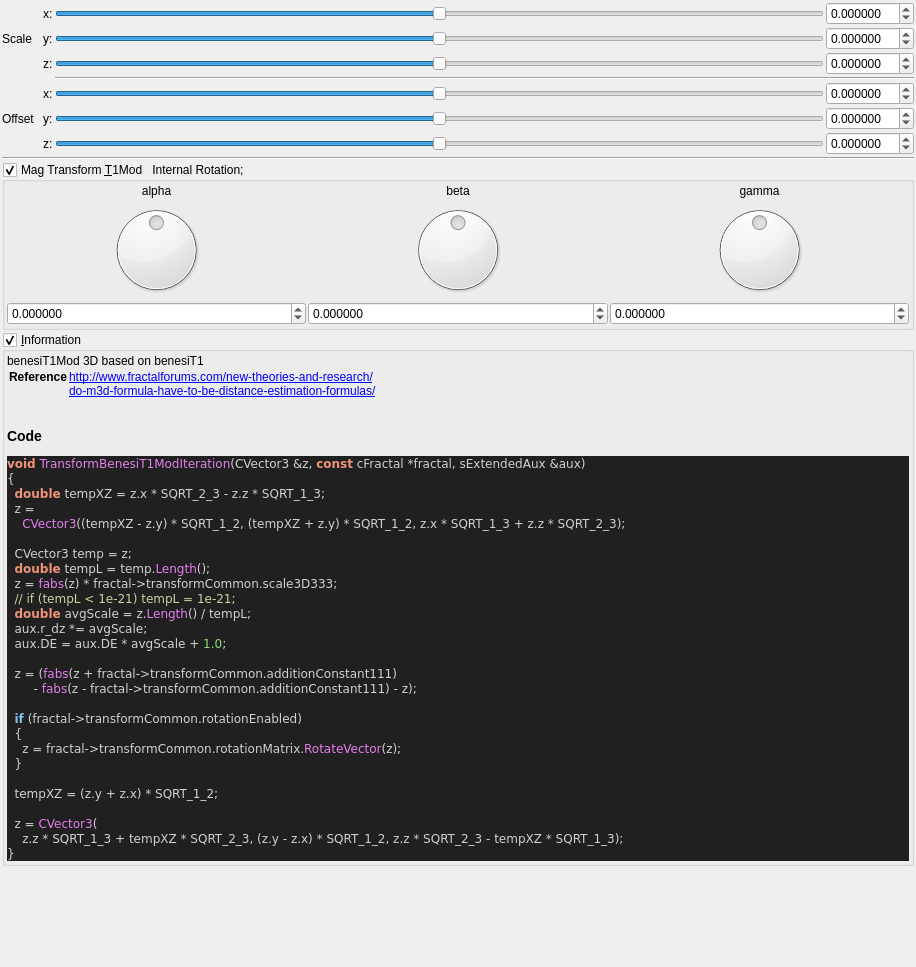
buddhi1980/mandelbulber2, file mandelbulber2/qt_data/fractal_transf_benesi_T1Mod.ui: the form before one commit.
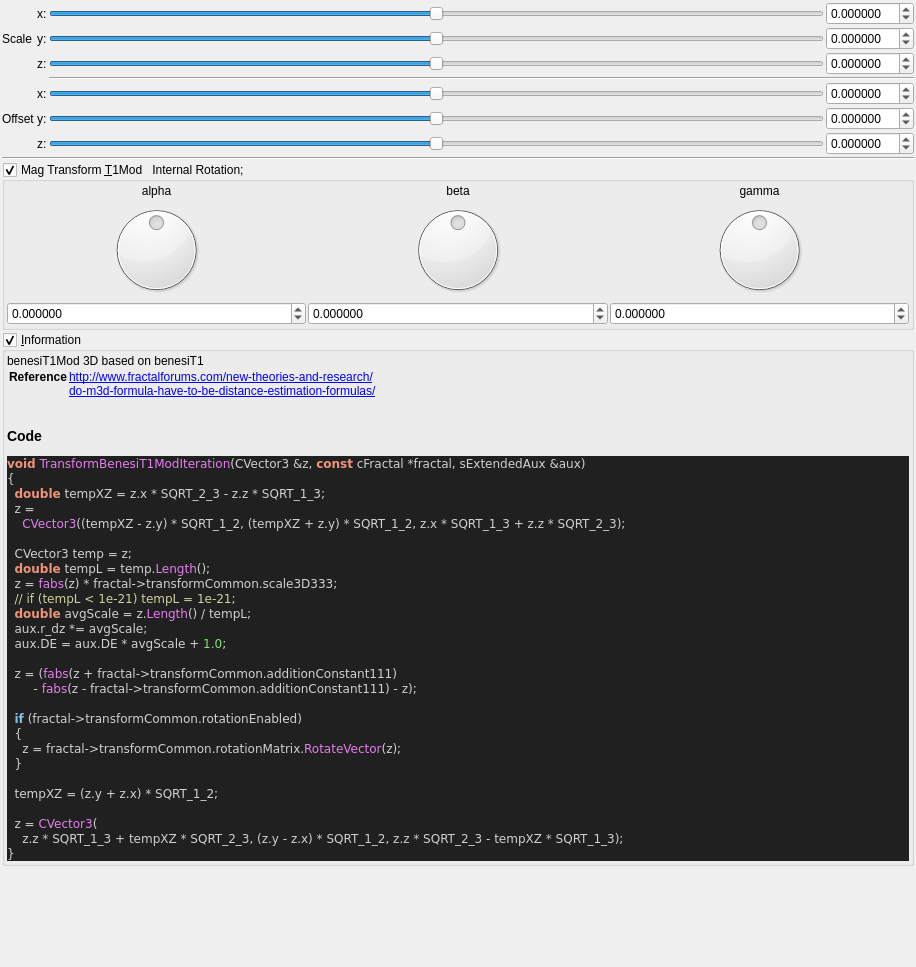
The form after the commit. Custom widgets are drawn as their Qt base class.

What changed in the file:
```diff
--- a/mandelbulber2/qt_data/fractal_transf_benesi_T1Mod.ui
+++ b/mandelbulber2/qt_data/fractal_transf_benesi_T1Mod.ui
@@ -116,7 +116,7 @@
      <item row="1" column="1">
       <widget class="QLabel" name="label_258">
        <property name="text">
-        <string>Scale </string>
+        <string>Scale</string>
        </property>
       </widget>
      </item>
@@ -287,7 +287,7 @@
      <item row="5" column="1">
       <widget class="QLabel" name="label_255">
        <property name="text">
-        <string>Offset  </string>
+        <string>Offset</string>
        </property>
       </widget>
      </item>
```
Left out of the diff: 2 changed lines with no effect on the pictures.
